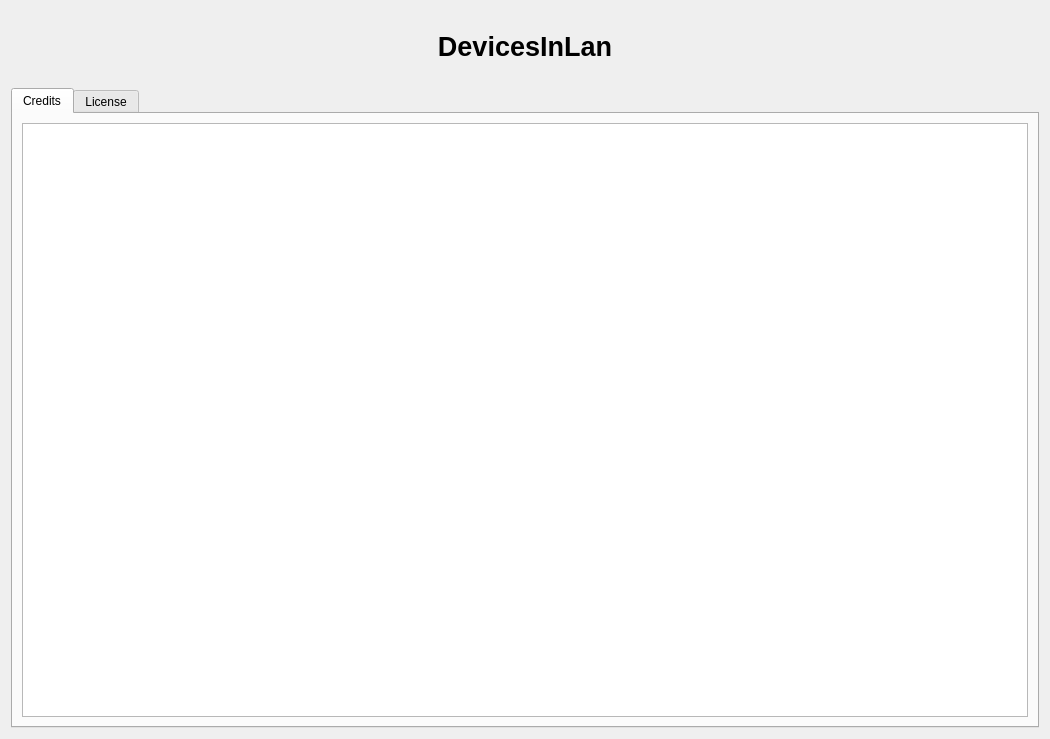
Before: the Qt Designer form ui/frmAbout.ui in turulomio/devicesinlan, drawn with Qt 5.
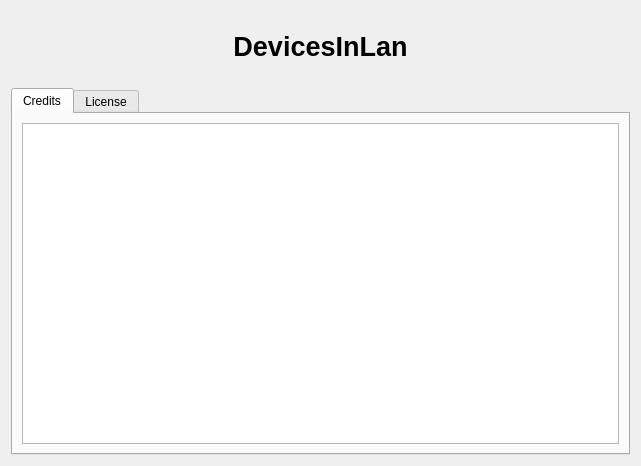
After: the same form once the commit is applied. Icons and pictures are not drawn.

Patch:
```diff
--- a/ui/frmAbout.ui
+++ b/ui/frmAbout.ui
@@ -9,8 +9,8 @@
    <rect>
     <x>0</x>
     <y>0</y>
-    <width>1050</width>
-    <height>739</height>
+    <width>641</width>
+    <height>466</height>
    </rect>
   </property>
   <property name="windowTitle">
@@ -25,7 +25,7 @@
   </property>
   <layout class="QVBoxLayout">
    <item>
-    <layout class="QVBoxLayout">
+    <layout class="QVBoxLayout" name="vbox">
      <item>
       <widget class="QLabel" name="lblPixmap">
        <property name="pixmap">
```
Left out of the diff: 4 changed lines with no effect on the pictures.
